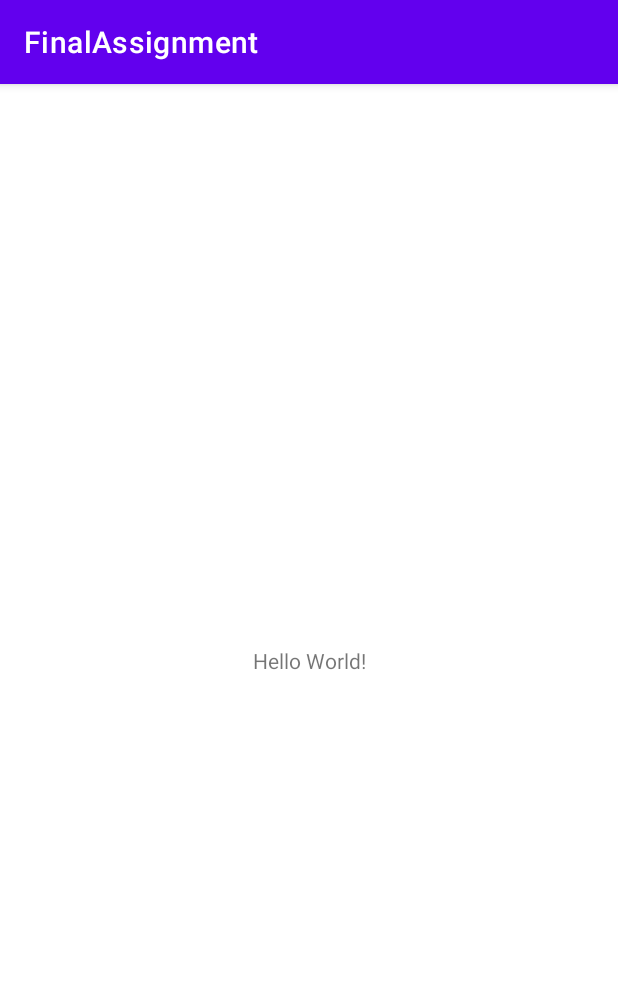
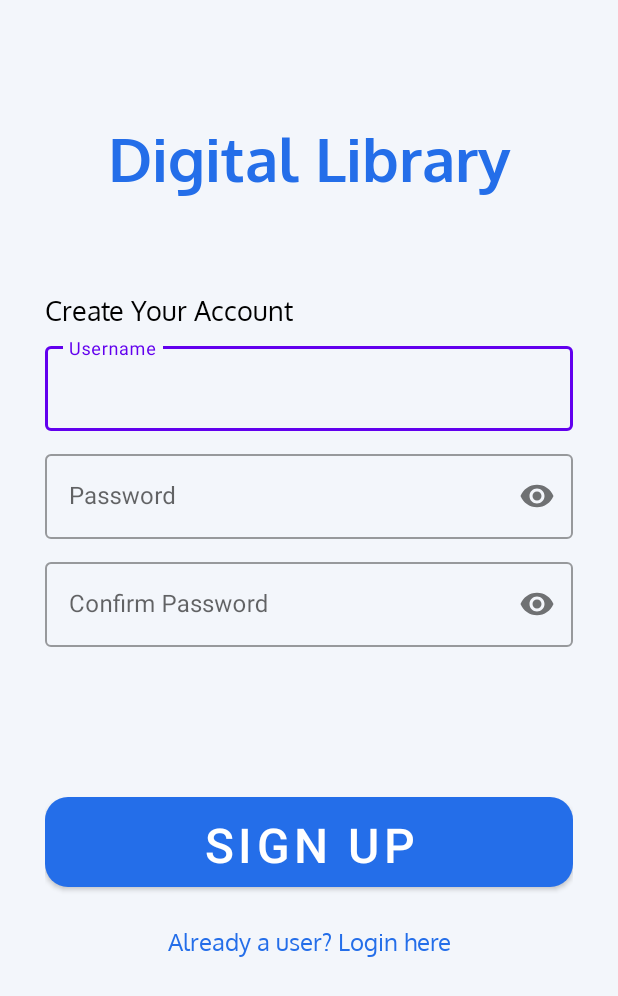
Before and after one commit to tongyiloo/FinalAssignment, an Android app: the screen it shows after launch (MainActivity before the commit, RegisterActivity after it), on a phone screen of 412 x 824 dp. Shown: the top 996 px of the screen. Run offline under Robolectric (Android 15) with nearby library versions, the phone set to English and light mode, and no system bars.

Commit message:
login and sign up

```diff
--- a/app/build.gradle
+++ b/app/build.gradle
@@ -32,6 +32,8 @@ dependencies {
 
     implementation 'androidx.appcompat:appcompat:1.3.0'
     implementation 'com.google.android.material:material:1.4.0'
+    implementation 'com.google.android.material:material:1.3.0'
+    implementation 'com.google.android.material:material:1.4.0-rc01'
     implementation 'androidx.constraintlayout:constraintlayout:2.0.4'
     testImplementation 'junit:junit:4.+'
     androidTestImplementation 'androidx.test.ext:junit:1.1.3'
--- /dev/null
+++ b/app/src/main/java/com/example/finalassignment/RegisterActivity.java
@@ -0,0 +1,75 @@
+package com.example.finalassignment;
+
+import androidx.appcompat.app.AppCompatActivity;
+
+import android.content.Intent;
+import android.os.Bundle;
+import android.view.View;
+import android.widget.Button;
+import android.widget.TextView;
+import android.widget.Toast;
+
+import com.google.android.material.textfield.TextInputEditText;
+import com.google.android.material.textfield.TextInputLayout;
+
+public class RegisterActivity extends AppCompatActivity {
+
+    private TextInputEditText username, password, repassword;
+    private Button btnsignup;
+    private TextView login;
+    private DatabaseHelper DB;
+
+    @Override
+    protected void onCreate(Bundle savedInstanceState) {
+        super.onCreate(savedInstanceState);
+        setContentView(R.layout.activity_register);
+
+        username = findViewById(R.id.usernameRegister);
+        password = findViewById(R.id.passwordRegister);
+        repassword = findViewById(R.id.passwordRegisterConfirm);
+        btnsignup = findViewById(R.id.btnRegister);
+        login = findViewById(R.id.tvToLogin);
+        DB = new DatabaseHelper(this);
+
+        //sign up function
+        btnsignup.setOnClickListener(new View.OnClickListener() {
+            @Override
+            public void onClick(View v) {
+                String user = username.getEditableText().toString();
+                String pass = password.getEditableText().toString();
+                String repass = repassword.getEditableText().toString();
+
+                if(user.equals("")||pass.equals("")||repass.equals(""))
+                    Toast.makeText(RegisterActivity.this, "Please enter all the fields", Toast.LENGTH_SHORT).show();
+                else {
+                    if (pass.equals(repass)){
+                        Boolean checkuser = DB.checkusername(user);
+                        if (!checkuser){
+                            Boolean insert = DB.insertData(user, pass);
+                            if(insert){
+                                Toast.makeText(RegisterActivity.this, "Registered successfully", Toast.LENGTH_SHORT).show();
+                                Intent intent = new Intent(getApplicationContext(), HomeActivity.class);
+                                startActivity(intent);
+                            }else {
+                                Toast.makeText(RegisterActivity.this, "Registration failed", Toast.LENGTH_SHORT).show();
+                            }
+                        }else {
+                            Toast.makeText(RegisterActivity.this, "User already exists", Toast.LENGTH_SHORT).show();
+                        }
+                    }else {
+                        Toast.makeText(RegisterActivity.this, "Password not matching", Toast.LENGTH_SHORT).show();
+                    }
+                }
+            }
+        });
+
+        //login function
+        login.setOnClickListener(new View.OnClickListener() {
+            @Override
+            public void onClick(View v) {
+                Intent intent = new Intent(getApplicationContext(), LoginActivity.class);
+                startActivity(intent);
+            }
+        });
+    }
+}
--- /dev/null
+++ b/app/src/main/res/color/button_background_color.xml
@@ -0,0 +1,5 @@
+<?xml version="1.0" encoding="utf-8"?>
+<selector xmlns:android="http://schemas.android.com/apk/res/android">
+    <item android:color="#3E64FF">
+    </item>
+</selector>
--- /dev/null
+++ b/app/src/main/res/color/text_input_box_stroke.xml
@@ -0,0 +1,6 @@
+<?xml version="1.0" encoding="utf-8"?>
+<selector xmlns:android="http://schemas.android.com/apk/res/android">
+    <item android:color="#00CCB2" android:state_focused="true"/>
+    <item android:color="#979797" android:state_hovered="true"/>
+    <item android:color="#979797"/>
+</selector>
--- /dev/null
+++ b/app/src/main/res/drawable/radius.xml
@@ -0,0 +1,7 @@
+<?xml version="1.0" encoding="utf-8"?>
+<shape xmlns:android="http://schemas.android.com/apk/res/android">
+
+    <solid android:color="#246EE9"/>
+    <corners android:radius="15dp"/>
+
+</shape>
--- /dev/null
+++ b/app/src/main/res/layout/activity_register.xml
@@ -0,0 +1,108 @@
+<?xml version="1.0" encoding="utf-8"?>
+<LinearLayout xmlns:android="http://schemas.android.com/apk/res/android"
+    xmlns:app="http://schemas.android.com/apk/res-auto"
+    xmlns:tools="http://schemas.android.com/tools"
+    android:id="@+id/title"
+    android:layout_width="match_parent"
+    android:layout_height="match_parent"
+    android:paddingHorizontal="30dp"
+    android:orientation="vertical"
+    android:background="@color/grey"
+    tools:context=".RegisterActivity">
+
+    <TextView
+        android:layout_width="match_parent"
+        android:layout_height="wrap_content"
+        android:fontFamily="@font/oxygen_bold"
+        android:gravity="center"
+        android:layout_marginTop="80dp"
+        android:text="Digital Library"
+        android:textColor="@color/blue"
+        android:textSize="40dp" />
+
+    <TextView
+        android:layout_width="match_parent"
+        android:layout_height="wrap_content"
+        android:text="Create Your Account"
+        android:layout_marginTop="60dp"
+        android:textSize="18dp"
+        android:textColor="@color/black"
+        android:fontFamily="@font/oxygen" />
+
+        <com.google.android.material.textfield.TextInputLayout
+            style="@style/Widget.MaterialComponents.TextInputLayout.OutlinedBox"
+            android:layout_width="match_parent"
+            android:layout_height="wrap_content"
+            android:layout_marginTop="5dp"
+            android:hint="Username">
+
+            <com.google.android.material.textfield.TextInputEditText
+                android:id="@+id/usernameRegister"
+                android:layout_width="match_parent"
+                android:layout_height="wrap_content"
+                android:inputType="text" />
+
+        </com.google.android.material.textfield.TextInputLayout>
+
+
+        <com.google.android.material.textfield.TextInputLayout
+
+            style="@style/Widget.MaterialComponents.TextInputLayout.OutlinedBox"
+            android:layout_width="match_parent"
+            android:layout_height="wrap_content"
+            android:hint="Password"
+            android:layout_marginTop="10dp"
+            app:passwordToggleEnabled="true">
+
+            <com.google.android.material.textfield.TextInputEditText
+                android:id="@+id/passwordRegister"
+                android:layout_width="match_parent"
+                android:layout_height="wrap_content"
+                android:inputType="textPassword" />
+
+        </com.google.android.material.textfield.TextInputLayout>
+
+        <com.google.android.material.textfield.TextInputLayout
+
+            style="@style/Widget.MaterialComponents.TextInputLayout.OutlinedBox"
+            android:layout_width="match_parent"
+            android:layout_height="wrap_content"
+            android:hint="Confirm Password"
+            android:layout_marginTop="10dp"
+            app:passwordToggleEnabled="true">
+
+            <com.google.android.material.textfield.TextInputEditText
+                android:id="@+id/passwordRegisterConfirm"
+                android:layout_width="match_parent"
+                android:layout_height="wrap_content"
+                android:inputType="textPassword" />
+
+        </com.google.android.material.textfield.TextInputLayout>
+
+
+        <Button
+            android:id="@+id/btnRegister"
+            android:layout_width="match_parent"
+            android:layout_height="60dp"
+            android:layout_marginTop="100dp"
+            android:background="@drawable/radius"
+            android:elevation="50dp"
+            android:shadowColor="@color/black"
+            android:text="Sign Up"
+            app:backgroundTint="@color/blue"
+            android:textColor="@color/white"
+            android:textFontWeight="700"
+            android:textSize="48px" />
+
+
+        <TextView
+            android:id="@+id/tvToLogin"
+            android:layout_width="match_parent"
+            android:layout_height="34dp"
+            android:fontFamily="@font/oxygen"
+            android:gravity="center"
+            android:layout_marginTop="20dp"
+            android:text="Already a user? Login here"
+            android:textColor="@color/blue"
+            android:textSize="16dp" />
+    </LinearLayout>
--- a/app/src/main/res/values/colors.xml
+++ b/app/src/main/res/values/colors.xml
@@ -7,4 +7,7 @@
     <color name="teal_700">#FF018786</color>
     <color name="black">#FF000000</color>
     <color name="white">#FFFFFFFF</color>
+    <color name="blue">#246EE9</color>
+    <color name="grey">#F3F6FB</color>
+    <color name="darkblue">#48ADF0</color>
 </resources>
--- a/app/src/main/res/values/themes.xml
+++ b/app/src/main/res/values/themes.xml
@@ -13,4 +13,19 @@
         <item name="android:statusBarColor" tools:targetApi="l">?attr/colorPrimaryVariant</item>
         <!-- Customize your theme here. -->
     </style>
+    <style name="TextAppearance.AppCompat.Widget.ActionBar.Title" parent="@android:style/TextAppearance">
+        <item name="android:textSize">48px</item>
+        <item name="android:textColor">@android:color/black</item>
+        <item name="android:fontFamily">@font/oxygenregular</item>
+    </style>
+
+    <style name="LoginTextInputLayoutStyle" parent="Widget.MaterialComponents.TextInputLayout.OutlinedBox.Dense">
+        <item name="boxStrokeColor">@color/text_input_box_stroke</item>
+    </style>
+
+    <style name="Theme.FinalAssignment.NoActionBar">
+        <item name="windowActionBar">false</item>
+        <item name="windowNoTitle">true</item>
+    </style>
+
 </resources>
```
Also changed, not shown: app/src/main/AndroidManifest.xml (+18 -1 lines), app/src/main/java/com/example/finalassignment/DatabaseHelper.java (added, +60 -0 lines), app/src/main/java/com/example/finalassignment/HomeActivity.java (added, +14 -0 lines), app/src/main/java/com/example/finalassignment/LoginActivity.java (added, +61 -0 lines), app/src/main/res/layout/activity_home.xml (added, +9 -0 lines), app/src/main/res/layout/activity_login.xml (added, +92 -0 lines), app/src/main/res/font/oxygen.ttf (added), app/src/main/res/font/oxygen_bold.ttf (added), app/src/main/res/font/oxygen_light.ttf (added), app/src/main/res/font/oxygenbold.ttf (added), app/src/main/res/font/oxygenlight.ttf (added), app/src/main/res/font/oxygenregular.ttf (added).
